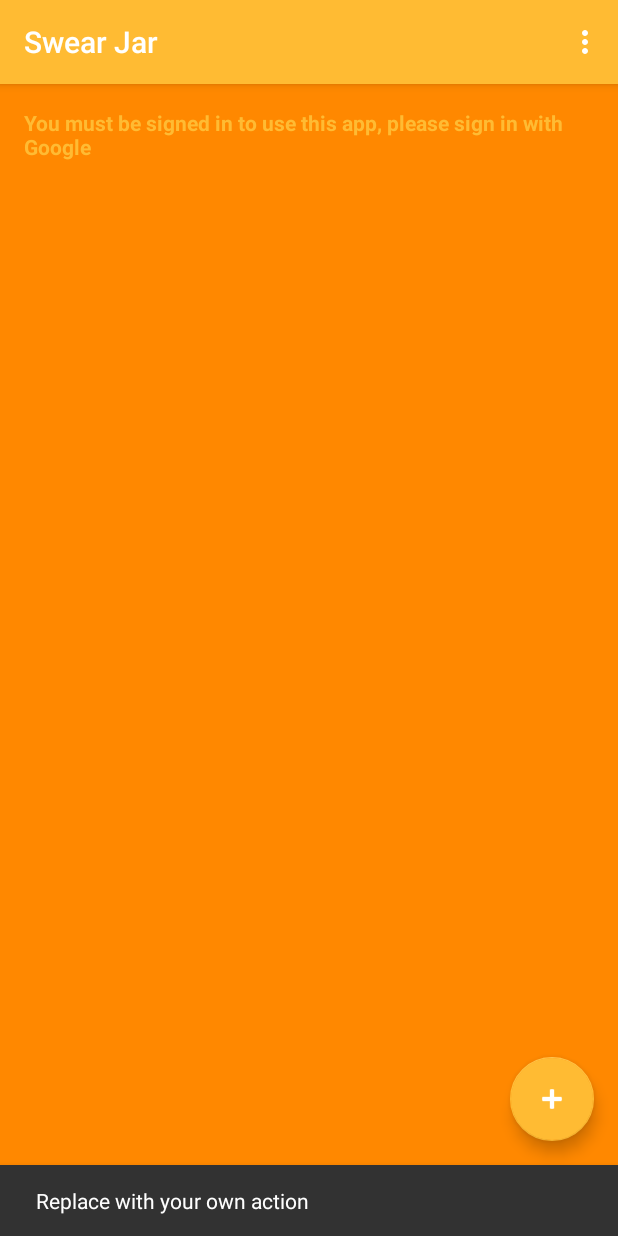
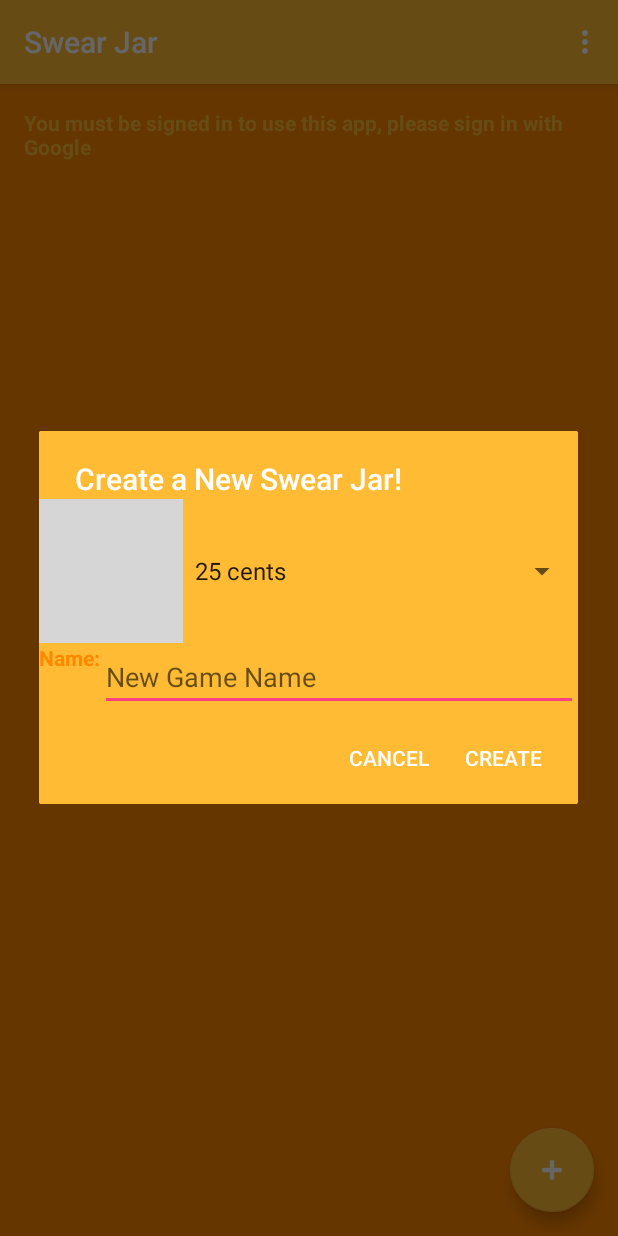
Before and after one commit to DiNear/SwearJar, an Android app: the screen it shows after launch (MainActivity), after a tap on an icon or button, on a phone screen of 412 x 824 dp. Run offline under Robolectric (Android 15) with nearby library versions, the phone set to English and light mode, and no system bars; our stand-ins replace Firebase (no records; nobody signed in at launch, a user with empty details on screens opened directly); grey boxes are pictures that could not be loaded.

Commit message:
Created layouts for different actions

```diff
--- a/app/src/main/java/com/swearjar/MainActivity.java
+++ b/app/src/main/java/com/swearjar/MainActivity.java
@@ -1,17 +1,22 @@
 package com.swearjar;
 
+import android.app.AlertDialog;
+import android.content.DialogInterface;
 import android.content.Intent;
 import android.os.Bundle;
 import android.support.annotation.NonNull;
 import android.support.design.widget.FloatingActionButton;
-import android.support.design.widget.Snackbar;
 import android.support.v7.app.AppCompatActivity;
 import android.support.v7.widget.Toolbar;
 import android.util.Log;
+import android.view.LayoutInflater;
 import android.view.View;
 import android.view.Menu;
 import android.view.MenuItem;
-import android.widget.Button;
+import android.widget.ArrayAdapter;
+import android.widget.EditText;
+import android.widget.ListView;
+import android.widget.Spinner;
 import android.widget.TextView;
 import android.widget.Toast;
 
@@ -34,12 +39,15 @@ public class MainActivity extends AppCompatActivity implements GoogleApiClient.O
 
     private static final String TAG = "SignInActivity";
     private static final int RC_SIGN_IN = 9001;
+    private static final int DEFAULT_SWEAR_COST_IND = 2;
+    private static final int[] SWEAR_COST_ARRAY = {5, 10, 25, 50, 100, 200};
 
     private GoogleApiClient mGoogleApiClient;
     private FirebaseAuth mAuth;
     private FirebaseAuth.AuthStateListener mAuthListener;
 
     private TextView mHelpText;
+    private ListView mGameList;
     private FloatingActionButton mAddGameBtn;
 
     @Override
@@ -50,6 +58,7 @@ public class MainActivity extends AppCompatActivity implements GoogleApiClient.O
         setSupportActionBar(toolbar);
 
         mHelpText = (TextView) findViewById(R.id.help_text);
+        mGameList = (ListView) findViewById(R.id.game_list);
         mAddGameBtn = (FloatingActionButton) findViewById(R.id.new_game);
 
         // Configure sign-in to request the user's ID, email address, and basic
@@ -90,8 +99,40 @@ public class MainActivity extends AppCompatActivity implements GoogleApiClient.O
         mAddGameBtn.setOnClickListener(new View.OnClickListener() {
             @Override
             public void onClick(View view) {
-                Snackbar.make(view, "Replace with your own action", Snackbar.LENGTH_LONG)
-                        .setAction("Action", null).show();
+                LayoutInflater inflater = LayoutInflater.from(MainActivity.this);
+
+                final View newGameView = inflater.inflate(R.layout.create_new_game, null);
+
+                final Spinner mSwearCostSpinner = (Spinner) newGameView.findViewById(R.id.swear_cost_spinner);
+                // Create an ArrayAdapter using the string array and a default spinner layout
+                ArrayAdapter<CharSequence> adapter = ArrayAdapter.createFromResource(MainActivity.this,
+                        R.array.swear_cost_array, android.R.layout.simple_spinner_item);
+                // Specify the layout to use when the list of choices appears
+                // TODO: Customize Spinner drop down item to match colour scheme
+                adapter.setDropDownViewResource(android.R.layout.simple_spinner_dropdown_item);
+                // Apply the adapter to the spinner
+                mSwearCostSpinner.setAdapter(adapter);
+                // Set default selection to the spinner
+                mSwearCostSpinner.setSelection(DEFAULT_SWEAR_COST_IND, true);
+
+                // TODO: Possibly add list of swear words which apply to the game being created
+
+                final EditText mGameName = (EditText) newGameView.findViewById(R.id.new_game_name);
+
+                AlertDialog dialog = new AlertDialog.Builder(MainActivity.this, R.style.SignInDialogTheme)
+                        .setTitle(R.string.create_new_game)
+                        .setView(newGameView)
+                        .setPositiveButton("Create", new DialogInterface.OnClickListener() {
+                            public void onClick(DialogInterface dialog, int whichButton) {
+                                Log.d(TAG, mGameName.getText().toString());
+                                Log.d(TAG, mSwearCostSpinner.getSelectedItem().toString());
+                                Log.d(TAG, SWEAR_COST_ARRAY[mSwearCostSpinner.getSelectedItemPosition()] + "");
+                                //mSomeVariableYouHaveOnYourActivity = etName.getText().toString();
+                            }
+                        })
+                        .setNegativeButton("Cancel", null)
+                        .create();
+                dialog.show();
             }
         });
     }
--- a/app/src/main/res/layout/content_main.xml
+++ b/app/src/main/res/layout/content_main.xml
@@ -21,8 +21,8 @@
         android:textStyle="bold"
         android:text="@string/please_login_to_use_app"/>
 
-    <GridView
-        android:id="@+id/game_grid"
+    <ListView
+        android:id="@+id/game_list"
         android:layout_width="match_parent"
         android:layout_height="wrap_content"
         android:layout_below="@id/help_text" />
--- /dev/null
+++ b/app/src/main/res/layout/create_new_game.xml
@@ -0,0 +1,50 @@
+<?xml version="1.0" encoding="utf-8"?>
+<LinearLayout xmlns:android="http://schemas.android.com/apk/res/android"
+    android:orientation="vertical"
+    android:background="@android:color/holo_orange_light"
+    android:layout_width="match_parent"
+    android:layout_height="match_parent">
+
+    <LinearLayout
+        android:orientation="horizontal"
+        android:layout_width="match_parent"
+        android:layout_height="wrap_content">
+
+        <ImageView
+            android:id="@+id/new_game_icon"
+            android:src="@drawable/common_ic_googleplayservices"
+            android:layout_weight="0"
+            android:layout_width="wrap_content"
+            android:layout_height="match_parent" />
+
+        <Spinner
+            android:id="@+id/swear_cost_spinner"
+            android:layout_weight="1"
+            android:layout_width="0dp"
+            android:layout_height="match_parent" />
+
+    </LinearLayout>
+
+    <LinearLayout
+        android:layout_width="match_parent"
+        android:layout_height="wrap_content">
+
+        <TextView
+            android:textColor="@android:color/holo_orange_dark"
+            android:layout_weight="0"
+            android:layout_width="wrap_content"
+            android:layout_height="match_parent"
+            android:text="@string/name"
+            android:textStyle="bold" />
+
+        <EditText
+            android:id="@+id/new_game_name"
+            android:layout_weight="1"
+            android:layout_width="match_parent"
+            android:layout_height="match_parent"
+            android:hint="@string/game_name"
+            android:inputType="textCapWords|textAutoComplete|textAutoCorrect" />
+
+    </LinearLayout>
+
+</LinearLayout>
--- a/app/src/main/res/values/strings.xml
+++ b/app/src/main/res/values/strings.xml
@@ -3,4 +3,29 @@
     <string name="action_settings">Settings</string>
     <string name="please_login_to_use_app">You must be signed in to use this app, please sign in with Google</string>
     <string name="select_or_add_new_game">You must be signed in to use this app, please sign in with Google</string>
+    <string name="user_caught_user_swearing">%1$s caught %2$s saying a bad word! Pay up!</string>
+    <string name="user_paid_x_cents">%1$s paid %2$d cents to the Jar! Yay!</string>
+    <string name="user_paid_x_dollars">%1$s paid %2$.2f dollars to the Jar! Yay!</string>
+    <string name="create_new_game">Create a New Swear Jar!</string>
+    <string name="name">Name:</string>
+    <string name="game_name">New Game Name</string>
+
+    <string name="select_player">Select Player:</string>
+    <string name="select_action">Select Action:</string>
+    <string name="select_amount">Select Amount:</string>
+    <string name="select_quantity"># Times:</string>
+
+    <string-array name="swear_cost_array">
+        <item>5 cents</item>
+        <item>10 cents</item>
+        <item>25 cents</item>
+        <item>50 cents</item>
+        <item>1 dollar</item>
+        <item>2 dollars</item>
+    </string-array>
+
+    <string-array name="player_action">
+        <item>swore</item>
+        <item>paid</item>
+    </string-array>
 </resources>
--- a/app/src/main/res/values/styles.xml
+++ b/app/src/main/res/values/styles.xml
@@ -17,4 +17,9 @@
 
     <style name="AppTheme.PopupOverlay" parent="ThemeOverlay.AppCompat.Light" />
 
+    <style name="SignInDialogTheme" parent="Theme.AppCompat.Light.Dialog.Alert" >
+        <item name="android:background">@android:color/holo_orange_light</item>
+        <item name="android:textColor">@android:color/white</item>
+    </style>
+
 </resources>
```
Also changed, not shown: app/src/main/res/layout/create_new_transaction.xml (added, +68 -0 lines), app/src/main/res/layout/game_list_item.xml (added, +33 -0 lines), app/src/main/res/layout/player_list_item.xml (added, +47 -0 lines).
